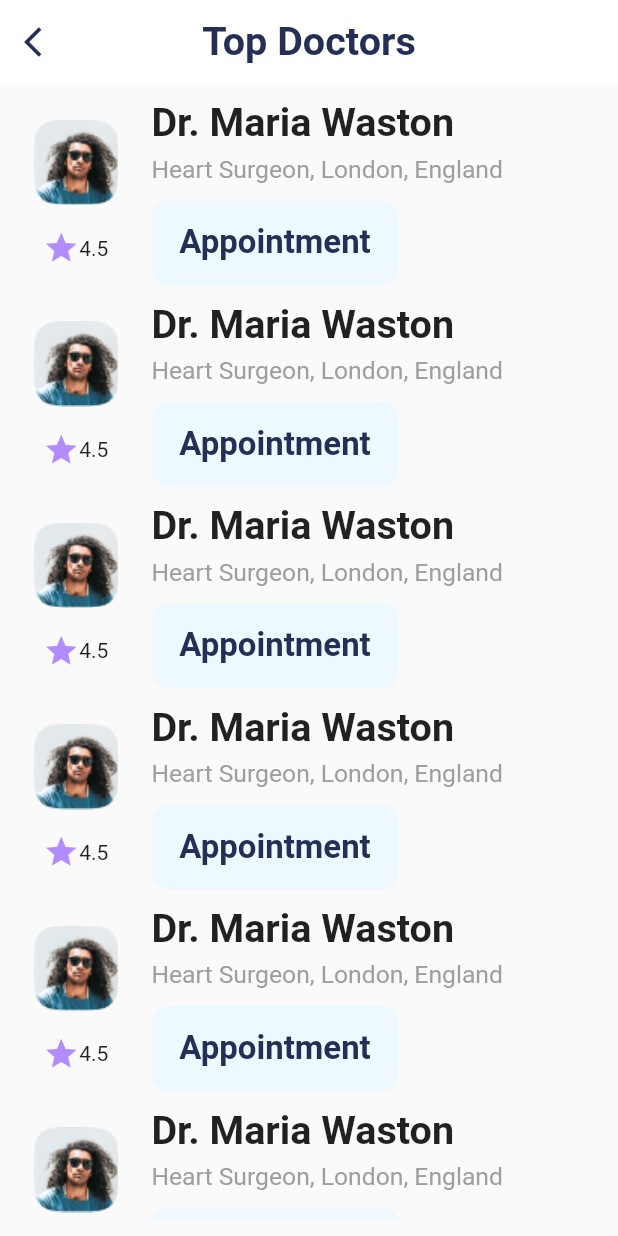
After one commit to KhubaibJamal/devathon, a Flutter app: the HomeScreen screen opened by its route, after a tap on the "menu" icon, on a phone screen of 412 x 824 dp. The commit adds this screen. Run offline on Flutter 3.47's test engine with Material 2 defaults, Android fonts, the phone set to English and light mode, and no system bars; our stand-ins replace firebase_auth, firebase_core, flutter_svg, shared_preferences; accounts and stored records are empty.

Commit message:
top doctors

```diff
--- a/lib/screens/home/component/doctor_list.dart
+++ b/lib/components/doctor_list.dart
@@ -1,9 +1,9 @@
 import 'package:devathon/screens/appointment/appointment_screen.dart';
 import 'package:flutter/material.dart';
 
-import '../../../components/default_button.dart';
-import '../../../const.dart';
-import '../../../size_config.dart';
+import 'default_button.dart';
+import '../const.dart';
+import '../size_config.dart';
 
 class DoctorList extends StatelessWidget {
   final String drName;
--- /dev/null
+++ b/lib/screens/doctors/doctors_screen.dart
@@ -0,0 +1,45 @@
+import 'package:devathon/size_config.dart';
+import 'package:flutter/material.dart';
+
+import '../../components/doctor_list.dart';
+import '../../const.dart';
+
+class DoctorsScreen extends StatelessWidget {
+  const DoctorsScreen({super.key});
+
+  @override
+  Widget build(BuildContext context) {
+    return Scaffold(
+      appBar: AppBar(
+        elevation: 0,
+        backgroundColor: whiteColor,
+        centerTitle: true,
+        leading: IconButton(
+            onPressed: () {
+              Navigator.pop(context);
+            },
+            icon: const Icon(Icons.arrow_back_ios, color: textColor)),
+        title: Text("Top Doctors",
+            style: defaultTextStyle.copyWith(color: textColor)),
+      ),
+      body: Padding(
+        padding: EdgeInsets.symmetric(
+          horizontal: getProportionateScreenWidth(20),
+          vertical: getProportionateScreenWidth(10),
+        ),
+        child: ListView.builder(
+            itemCount: 15,
+            itemBuilder: (context, index) {
+              return Padding(
+                padding:
+                    EdgeInsets.only(bottom: getProportionateScreenWidth(10)),
+                child: const DoctorList(
+                  drName: "Dr. Maria Waston",
+                  field: "Heart Surgeon, London, England",
+                ),
+              );
+            }),
+      ),
+    );
+  }
+}
--- a/lib/screens/home/component/category.dart
+++ b/lib/screens/home/component/category.dart
@@ -3,7 +3,7 @@ import 'package:flutter/material.dart';
 import '../../../const.dart';
 import '../../../size_config.dart';
 import 'category_box.dart';
-import 'doctor_list.dart';
+import '../../../components/doctor_list.dart';
 
 class Category extends StatelessWidget {
   const Category({
--- a/lib/screens/home/home_screen.dart
+++ b/lib/screens/home/home_screen.dart
@@ -1,4 +1,5 @@
 import 'package:devathon/const.dart';
+import 'package:devathon/screens/doctors/doctors_screen.dart';
 import 'package:devathon/screens/home/component/body.dart';
 import 'package:devathon/screens/profile/profile.dart';
 import 'package:flutter/material.dart';
@@ -16,7 +17,14 @@ class HomeScreen extends StatelessWidget {
         automaticallyImplyLeading: false,
         title: Row(
           children: [
-            const Icon(Icons.menu_sharp),
+            IconButton(
+                onPressed: () {
+                  Navigator.push(
+                      context,
+                      MaterialPageRoute(
+                          builder: (context) => const DoctorsScreen()));
+                },
+                icon: Icon(Icons.menu_sharp)),
             const Spacer(),
             GestureDetector(
               onTap: () {
```
